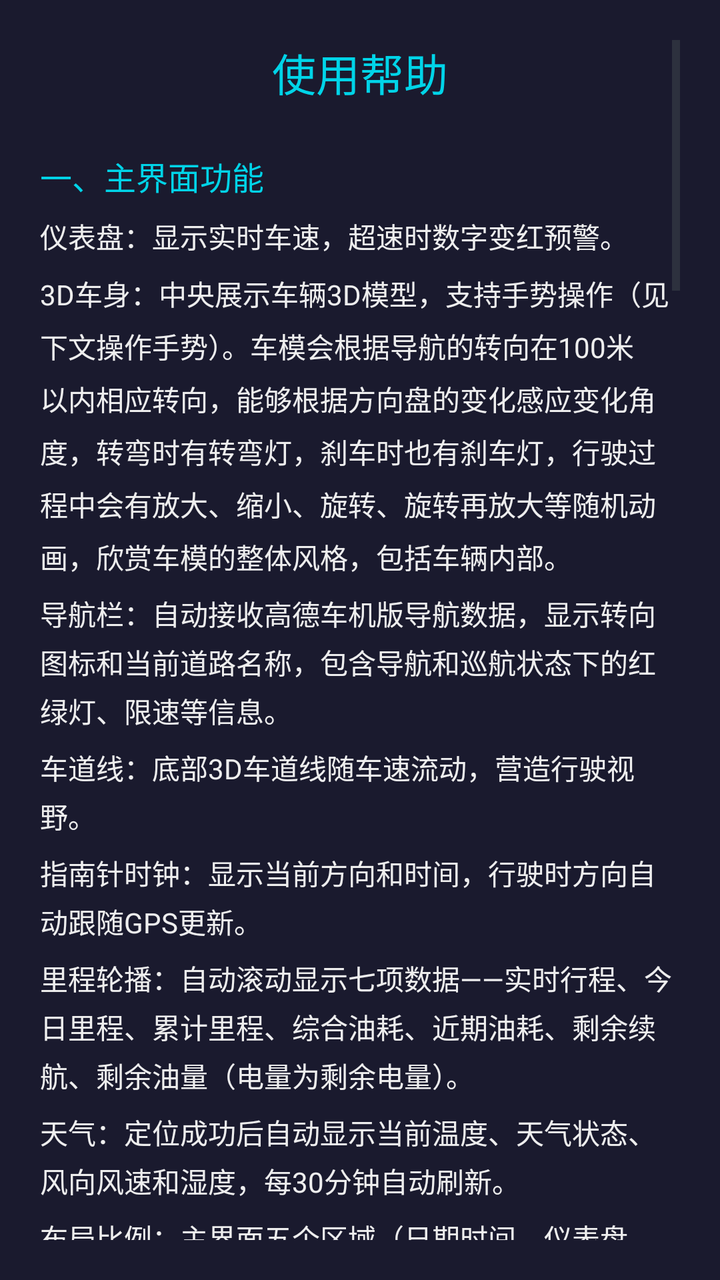
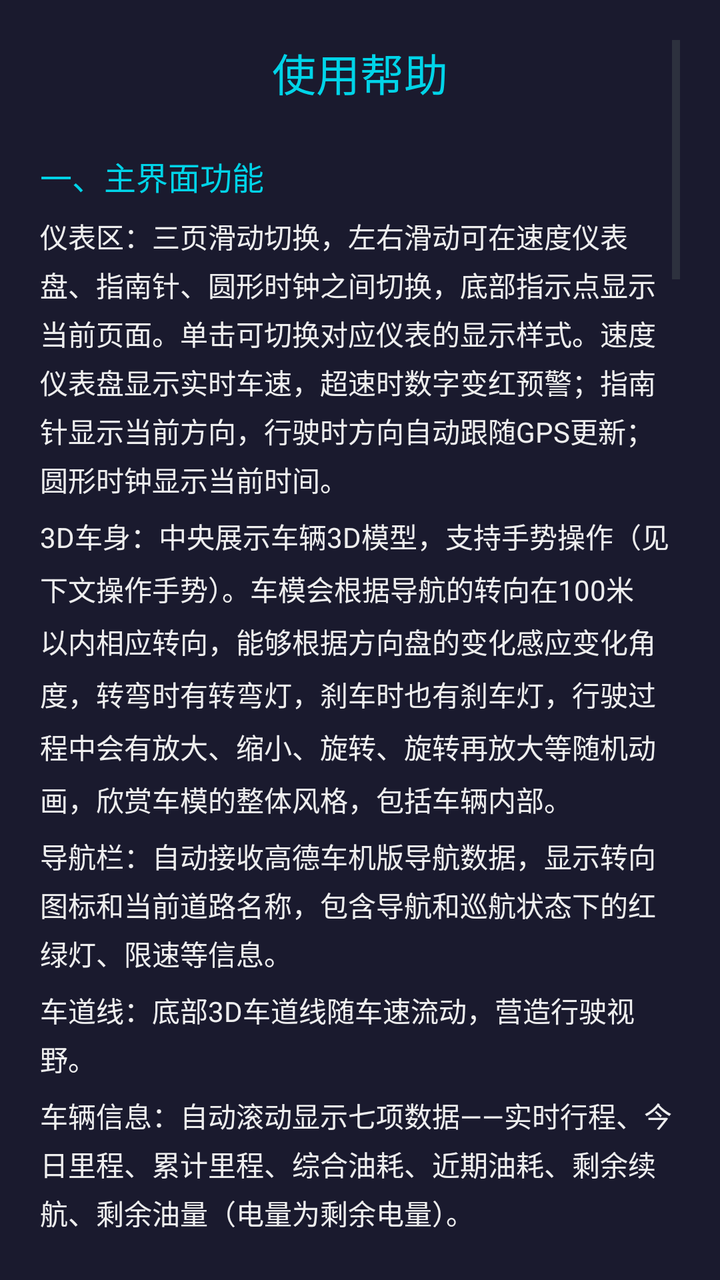

Two renders of the same Android screen: before a commit and after it. Below are the layout's source before the change and the commit's diff.
<!-- AndroidManifest.xml: application theme AppTheme -->
<!-- res/layout/activity_help.xml -->
<?xml version="1.0" encoding="utf-8"?>
<ScrollView xmlns:android="http://schemas.android.com/apk/res/android"
    android:layout_width="match_parent"
    android:layout_height="match_parent"
    android:background="#FF1A1A2E"
    android:fillViewport="true"
    android:padding="20dp">

    <LinearLayout
        android:layout_width="match_parent"
        android:layout_height="wrap_content"
        android:orientation="vertical">

        
        <TextView
            android:layout_width="match_parent"
            android:layout_height="wrap_content"
            android:text="使用帮助"
            android:textSize="22sp"
            android:textColor="#FF00D4E8"
            android:gravity="center"
            android:layout_marginBottom="24dp" />

        
        <TextView
            android:layout_width="match_parent"
            android:layout_height="wrap_content"
            android:text="一、主界面功能"
            android:textSize="16sp"
            android:textColor="#FF00D4E8"
            android:layout_marginBottom="8dp" />

        <TextView
            android:layout_width="match_parent"
            android:layout_height="wrap_content"
            android:text="仪表盘：显示实时车速，超速时数字变红预警。"
            android:textSize="14sp"
            android:textColor="#FFEEEEEE"
            android:lineSpacingExtra="4dp"
            android:layout_marginBottom="8dp" />

        <TextView
            android:layout_width="match_parent"
            android:layout_height="wrap_content"
            android:text="3D车身：中央展示车辆3D模型，支持手势操作（见下文操作手势）。车模会根据导航的转向在100米以内相应转向，能够根据方向盘的变化感应变化角度，转弯时有转弯灯，刹车时也有刹车灯，行驶过程中会有放大、缩小、旋转、旋转再放大等随机动画，欣赏车模的整体风格，包括车辆内部。"
            android:textSize="14sp"
            android:textColor="#FFEEEEEE"
            android:lineSpacingExtra="6dp"
            android:layout_marginBottom="8dp" />

        <TextView
            android:layout_width="match_parent"
            android:layout_height="wrap_content"
            android:text="导航栏：自动接收高德车机版导航数据，显示转向图标和当前道路名称，包含导航和巡航状态下的红绿灯、限速等信息。"
            android:textSize="14sp"
            android:textColor="#FFEEEEEE"
            android:lineSpacingExtra="4dp"
            android:layout_marginBottom="8dp" />

        <TextView
            android:layout_width="match_parent"
            android:layout_height="wrap_content"
            android:text="车道线：底部3D车道线随车速流动，营造行驶视野。"
            android:textSize="14sp"
            android:textColor="#FFEEEEEE"
            android:lineSpacingExtra="4dp"
            android:layout_marginBottom="8dp" />

        <TextView
            android:layout_width="match_parent"
            android:layout_height="wrap_content"
            android:text="指南针时钟：显示当前方向和时间，行驶时方向自动跟随GPS更新。"
            android:textSize="14sp"
            android:textColor="#FFEEEEEE"
            android:lineSpacingExtra="4dp"
            android:layout_marginBottom="8dp" />

        <TextView
            android:layout_width="match_parent"
            android:layout_height="wrap_content"
            android:text="里程轮播：自动滚动显示七项数据——实时行程、今日里程、累计里程、综合油耗、近期油耗、剩余续航、剩余油量（电量为剩余电量）。"
            android:textSize="14sp"
            android:textColor="#FFEEEEEE"
            android:lineSpacingExtra="4dp"
            android:layout_marginBottom="8dp" />

        <TextView
            android:layout_width="match_parent"
            android:layout_height="wrap_content"
            android:text="天气：定位成功后自动显示当前温度、天气状态、风向风速和湿度，每30分钟自动刷新。"
            android:textSize="14sp"
            android:textColor="#FFEEEEEE"
            android:lineSpacingExtra="4dp"
            android:layout_marginBottom="8dp" />

        <TextView
            android:layout_width="match_parent"
            android:layout_height="wrap_content"
            android:text="布局比例：主界面五个区域（日期时间、仪表盘、指南针、导航、车道线）的高度占比支持横屏和竖屏分别自定义，可根据车机屏幕尺寸和个人偏好自由调整，充分发挥界面灵活性。调整后天气文字位置也会自动跟随车道线区域动态变化。"
            android:textSize="14sp"
            android:textColor="#FFEEEEEE"
            android:lineSpacingExtra="4dp"
            android:layout_marginBottom="16dp" />

        
        <TextView
            android:layout_width="match_parent"
            android:layout_height="wrap_content"
            android:text="二、操作手势"
            android:textSize="16sp"
            android:textColor="#FF00D4E8"
            android:layout_marginBottom="8dp" />

        <TextView
            android:layout_width="match_parent"
            android:layout_height="wrap_content"
            android:text="长按右上角日/夜按钮：进入设置页面。&#10;单击右上角日/夜按钮：切换日间/夜间模式。&#10;单击导航区域：随机切换3D车型。&#10;自己获取的3D车模文件要放到车机的下载目录。&#10;车辆静止时（车速为0）：可自由旋转和缩放3D车型。&#10;行驶中（车速不为0）：只能缩放，不能旋转，保障驾驶安全。"
            android:textSize="14sp"
            android:textColor="#FFEEEEEE"
            android:lineSpacingExtra="6dp"
            android:layout_marginBottom="16dp" />

        
        <TextView
            android:layout_width="match_parent"
            android:layout_height="wrap_content"
            android:text="三、设置说明"
            android:textSize="16sp"
            android:textColor="#FF00D4E8"
            android:layout_marginBottom="8dp" />

        <TextView
            android:layout_width="match_parent"
            android:layout_height="wrap_content"
            android:text="车辆行驶相关信息与设置的关系"
            android:textSize="14sp"
            android:textColor="#FFCCCCCC"
            android:lineSpacingExtra="4dp"
            android:layout_marginBottom="8dp" />

        <TextView
            android:layout_width="match_parent"
            android:layout_height="wrap_content"
            android:text="油箱容量：录入自己油箱的标准油量，主要用于中途校准剩余续航使用。电车则录入电池容量(kWh)。"
            android:textSize="14sp"
            android:textColor="#FFEEEEEE"
            android:lineSpacingExtra="6dp"
            android:layout_marginBottom="8dp" />

        <TextView
            android:layout_width="match_parent"
            android:layout_height="wrap_content"
            android:text="不加油，根据车机上数据校准剩余续航：只修改剩余续航，不修改加油量，将结合油箱容量推算剩余油量的百分比，显示在首页的信息中。"
            android:textSize="14sp"
            android:textColor="#FFEEEEEE"
            android:lineSpacingExtra="6dp"
            android:layout_marginBottom="8dp" />

        <TextView
            android:layout_width="match_parent"
            android:layout_height="wrap_content"
            android:text="去加油站加油时，记下加油前车辆的续航和本次加油的升数，录入加油量和剩余续航，推算出新的剩余续航，并且油量会重置为100%。"
            android:textSize="14sp"
            android:textColor="#FFEEEEEE"
            android:lineSpacingExtra="6dp"
            android:layout_marginBottom="8dp" />

        <TextView
            android:layout_width="match_parent"
            android:layout_height="wrap_content"
            android:text="累计里程：如果发现和车上的续航里程有差异或因某些原因清零，按车上累计里程录入即可。"
            android:textSize="14sp"
            android:textColor="#FFEEEEEE"
            android:lineSpacingExtra="6dp"
            android:layout_marginBottom="8dp" />

        <TextView
            android:layout_width="match_parent"
            android:layout_height="wrap_content"
            android:text="怠速油耗：这是每小时怠速耗费的油量，经验值，2.0的车按1.2-1.4即可，这个数据用来计算剩余油量和剩余续航。"
            android:textSize="14sp"
            android:textColor="#FFEEEEEE"
            android:lineSpacingExtra="6dp"
            android:layout_marginBottom="8dp" />

        <TextView
            android:layout_width="match_parent"
            android:layout_height="wrap_content"
            android:text="近期油耗周期：推算剩余油量和剩余续航使用的是近期的油耗，即车辆在2分钟到5分钟周期内以什么周期来计算一次平均油耗。例如选择120秒，则每2分钟平均一次，每秒根据当前速度与油耗的对应关系生成一个数据，2分钟整体平均一次，显示在首页的近期油耗中。"
            android:textSize="14sp"
            android:textColor="#FFEEEEEE"
            android:lineSpacingExtra="6dp"
            android:layout_marginBottom="8dp" />

        <TextView
            android:layout_width="match_parent"
            android:layout_height="wrap_content"
            android:text="近期油耗统计方式：可选择&quot;按时间周期&quot;或&quot;按30公里周期&quot;两种方式计算近期油耗。按时间周期使用上面设置的秒数窗口（如120秒），适合市区走走停停场景；按30公里周期使用最近行驶的30公里作为窗口，与车机仪表盘逻辑一致，更适合高速稳态行驶场景。选择&quot;按30公里周期&quot;时，秒数单选组将自动置灰失效。数据在每60秒自动持久化到独立文件，重启后恢复。"
            android:textSize="14sp"
            android:textColor="#FFEEEEEE"
            android:lineSpacingExtra="6dp"
            android:layout_marginBottom="8dp" />

        <TextView
            android:layout_width="match_parent"
            android:layout_height="wrap_content"
            android:text="分段油耗设置：根据不同的车，各人自行估计设置。20以下是多少油耗，20-40是多少，40-60是多少……每秒系统会取一次数。电车同理，对应不同速度段的电耗(kWh/100km)。"
            android:textSize="14sp"
            android:textColor="#FFEEEEEE"
            android:lineSpacingExtra="6dp"
            android:layout_marginBottom="8dp" />

        <TextView
            android:layout_width="match_parent"
            android:layout_height="wrap_content"
            android:text="综合油耗：与近期油耗的区别是总累计平均。"
            android:textSize="14sp"
            android:textColor="#FFEEEEEE"
            android:lineSpacingExtra="6dp"
            android:layout_marginBottom="8dp" />

        <TextView
            android:layout_width="match_parent"
            android:layout_height="wrap_content"
            android:text="电车的大体逻辑也是一样的，区别在于油耗改为电耗(kWh/100km)，油量改为剩余电量百分比。"
            android:textSize="14sp"
            android:textColor="#FFEEEEEE"
            android:lineSpacingExtra="6dp"
            android:layout_marginBottom="8dp" />

        <TextView
            android:layout_width="match_parent"
            android:layout_height="wrap_content"
            android:text="布局比例：横屏和竖屏分别设置，在对应区域填入五个数字（日期时间、仪表盘、指南针、导航、车道线），五个数字合计必须等于100。填好后点击保存立即生效，主界面各区域按新比例重新分配高度。如需恢复系统默认比例，点击对应行的&quot;默认&quot;按钮即可。"
            android:textSize="14sp"
            android:textColor="#FFEEEEEE"
            android:lineSpacingExtra="6dp"
            android:layout_marginBottom="8dp" />

        <TextView
            android:layout_width="match_parent"
            android:layout_height="wrap_content"
            android:text="车道背景色：可分别自定义夜间顶部/底部和白天顶部/底部的车道渐变色，通过滑动色相条选择颜色，即选即存。透明度滑条可调节车道背景的透明度(0~100%)，使壁纸能在车道区域透出。每行可单独恢复默认，也可点击&quot;全部默认&quot;一键恢复。"
            android:textSize="14sp"
            android:textColor="#FFEEEEEE"
            android:lineSpacingExtra="6dp"
            android:layout_marginBottom="8dp" />

        <TextView
            android:layout_width="match_parent"
            android:layout_height="wrap_content"
            android:text="壁纸设置：白天/夜间/天气/默认四个按钮，可分别设置对应场景壁纸。点击白天或夜间后从文件选择图片或视频，长按可清除已设置的壁纸；天气按钮切换为天气动画背景（与壁纸互斥）；默认按钮恢复内置默认壁纸。"
            android:textSize="14sp"
            android:textColor="#FFEEEEEE"
            android:lineSpacingExtra="4dp"
            android:layout_marginBottom="16dp" />

        
        <TextView
            android:layout_width="match_parent"
            android:layout_height="wrap_content"
            android:text="四、应用更新"
            android:textSize="16sp"
            android:textColor="#FF00D4E8"
            android:layout_marginBottom="8dp" />

        <TextView
            android:layout_width="match_parent"
            android:layout_height="wrap_content"
            android:text="自动检查：应用启动时自动检查新版本，前台服务每2小时也会静默检查一次。检测到新版本会后台静默下载，完成后推送通知，点击通知弹出安装窗口。&#10;手动检查：在设置页点击&quot;检查更新&quot;手动触发，检查结果会以浮层提示。&#10;更新源：优先从 Gitee 拉取版本信息并下载 APK（国内速度更快），Gitee 无 Release 时自动回退到 GitHub。"
            android:textSize="14sp"
            android:textColor="#FFEEEEEE"
            android:lineSpacingExtra="4dp"
            android:layout_marginBottom="16dp" />

        
        <TextView
            android:layout_width="match_parent"
            android:layout_height="wrap_content"
            android:text="五、悬浮模式"
            android:textSize="16sp"
            android:textColor="#FF00D4E8"
            android:layout_marginBottom="8dp" />

        <TextView
            android:layout_width="match_parent"
            android:layout_height="wrap_content"
            android:text="本应用集成乐酷桌面悬浮模式，在乐酷桌面下进入悬浮后，全部操作（设置、帮助、壁纸选择、文件浏览、检查更新）均在悬浮窗口内以叠加页面方式完成，不需要退出悬浮模式。提示信息也以浮层方式显示在悬浮窗口上层，不会被遮挡。"
            android:textSize="14sp"
            android:textColor="#FFEEEEEE"
            android:lineSpacingExtra="6dp"
            android:layout_marginBottom="16dp" />

        
        <TextView
            android:layout_width="match_parent"
            android:layout_height="wrap_content"
            android:text="六、数据说明"
            android:textSize="16sp"
            android:textColor="#FF00D4E8"
            android:layout_marginBottom="8dp" />

        <TextView
            android:layout_width="match_parent"
            android:layout_height="wrap_content"
            android:text="里程：基于GPS信号自动累计，会过滤低精度定位和静止点，保证数据准确。&#10;天气：基于GPS定位自动获取，无GPS时尝试IP定位兜底。&#10;所有设置数据保存在设备本地，不会上传服务器。"
            android:textSize="14sp"
            android:textColor="#FFEEEEEE"
            android:lineSpacingExtra="6dp"
            android:layout_marginBottom="24dp" />

        
        <Button
            android:id="@+id/btn_help_back"
            android:layout_width="match_parent"
            android:layout_height="52dp"
            android:text="返回"
            android:textSize="18sp"
            android:textColor="#FFFFFFFF"
            android:background="#FF00B8D4" />

    </LinearLayout>
</ScrollView>
<!-- resources referenced by this layout -->
<resources>
  <style name="AppTheme" parent="@android:style/Theme.DeviceDefault.Light.NoActionBar">
          <item name="android:windowContentOverlay">@null</item>
      </style>
</resources>

<!-- the commit's change to res/layout/activity_help.xml (unified diff, before → after) -->
@@ -33,7 +33,7 @@
         <TextView
             android:layout_width="match_parent"
             android:layout_height="wrap_content"
-            android:text="仪表盘：显示实时车速，超速时数字变红预警。"
+            android:text="仪表区：三页滑动切换，左右滑动可在速度仪表盘、指南针、圆形时钟之间切换，底部指示点显示当前页面。单击可切换对应仪表的显示样式。速度仪表盘显示实时车速，超速时数字变红预警；指南针显示当前方向，行驶时方向自动跟随GPS更新；圆形时钟显示当前时间。"
             android:textSize="14sp"
             android:textColor="#FFEEEEEE"
             android:lineSpacingExtra="4dp"
@@ -69,16 +69,7 @@
         <TextView
             android:layout_width="match_parent"
             android:layout_height="wrap_content"
-            android:text="指南针时钟：显示当前方向和时间，行驶时方向自动跟随GPS更新。"
-            android:textSize="14sp"
-            android:textColor="#FFEEEEEE"
-            android:lineSpacingExtra="4dp"
-            android:layout_marginBottom="8dp" />
-
-        <TextView
-            android:layout_width="match_parent"
-            android:layout_height="wrap_content"
-            android:text="里程轮播：自动滚动显示七项数据——实时行程、今日里程、累计里程、综合油耗、近期油耗、剩余续航、剩余油量（电量为剩余电量）。"
+            android:text="车辆信息：自动滚动显示七项数据——实时行程、今日里程、累计里程、综合油耗、近期油耗、剩余续航、剩余油量（电量为剩余电量）。"
             android:textSize="14sp"
             android:textColor="#FFEEEEEE"
             android:lineSpacingExtra="4dp"
@@ -96,7 +87,7 @@
         <TextView
             android:layout_width="match_parent"
             android:layout_height="wrap_content"
-            android:text="布局比例：主界面五个区域（日期时间、仪表盘、指南针、导航、车道线）的高度占比支持横屏和竖屏分别自定义，可根据车机屏幕尺寸和个人偏好自由调整，充分发挥界面灵活性。调整后天气文字位置也会自动跟随车道线区域动态变化。"
+            android:text="布局比例：主界面六个区域（日期时间、仪表区、车辆信息、导航、调整、车道线）的高度占比支持横屏和竖屏分别自定义，可根据车机屏幕尺寸和个人偏好自由调整，充分发挥界面灵活性。调整后天气文字位置也会自动跟随车道线区域动态变化。"
             android:textSize="14sp"
             android:textColor="#FFEEEEEE"
             android:lineSpacingExtra="4dp"
@@ -114,7 +105,7 @@
         <TextView
             android:layout_width="match_parent"
             android:layout_height="wrap_content"
-            android:text="长按右上角日/夜按钮：进入设置页面。&#10;单击右上角日/夜按钮：切换日间/夜间模式。&#10;单击导航区域：随机切换3D车型。&#10;自己获取的3D车模文件要放到车机的下载目录。&#10;车辆静止时（车速为0）：可自由旋转和缩放3D车型。&#10;行驶中（车速不为0）：只能缩放，不能旋转，保障驾驶安全。"
+            android:text="长按右上角日/夜按钮：进入设置页面。&#10;单击右上角日/夜按钮：切换日间/夜间模式。&#10;左右滑动仪表区：在速度仪表盘、指南针、圆形时钟之间切换。&#10;单击仪表区：切换当前仪表的显示样式。&#10;单击导航区域：随机切换3D车型。&#10;自己获取的3D车模文件要放到车机的下载目录。&#10;车辆静止时（车速为0）：可自由旋转和缩放3D车型。&#10;行驶中（车速不为0）：只能缩放，不能旋转，保障驾驶安全。"
             android:textSize="14sp"
             android:textColor="#FFEEEEEE"
             android:lineSpacingExtra="6dp"
@@ -231,7 +222,7 @@
         <TextView
             android:layout_width="match_parent"
             android:layout_height="wrap_content"
-            android:text="布局比例：横屏和竖屏分别设置，在对应区域填入五个数字（日期时间、仪表盘、指南针、导航、车道线），五个数字合计必须等于100。填好后点击保存立即生效，主界面各区域按新比例重新分配高度。如需恢复系统默认比例，点击对应行的&quot;默认&quot;按钮即可。"
+            android:text="布局比例：横屏和竖屏分别设置，在对应区域填入六个数字（日期时间、仪表区、车辆信息、导航、调整、车道线），六个数字合计必须等于100。填好后点击保存立即生效，主界面各区域按新比例重新分配高度。如需恢复系统默认比例，点击对应行的&quot;默认&quot;按钮即可。"
             android:textSize="14sp"
             android:textColor="#FFEEEEEE"
             android:lineSpacingExtra="6dp"
